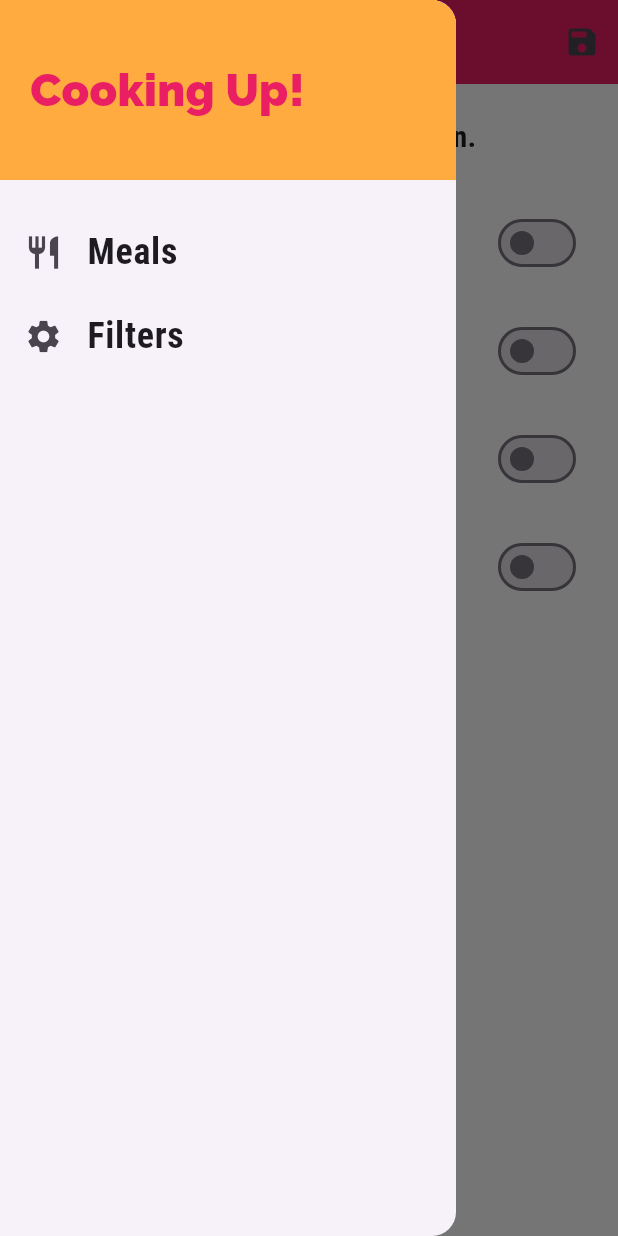
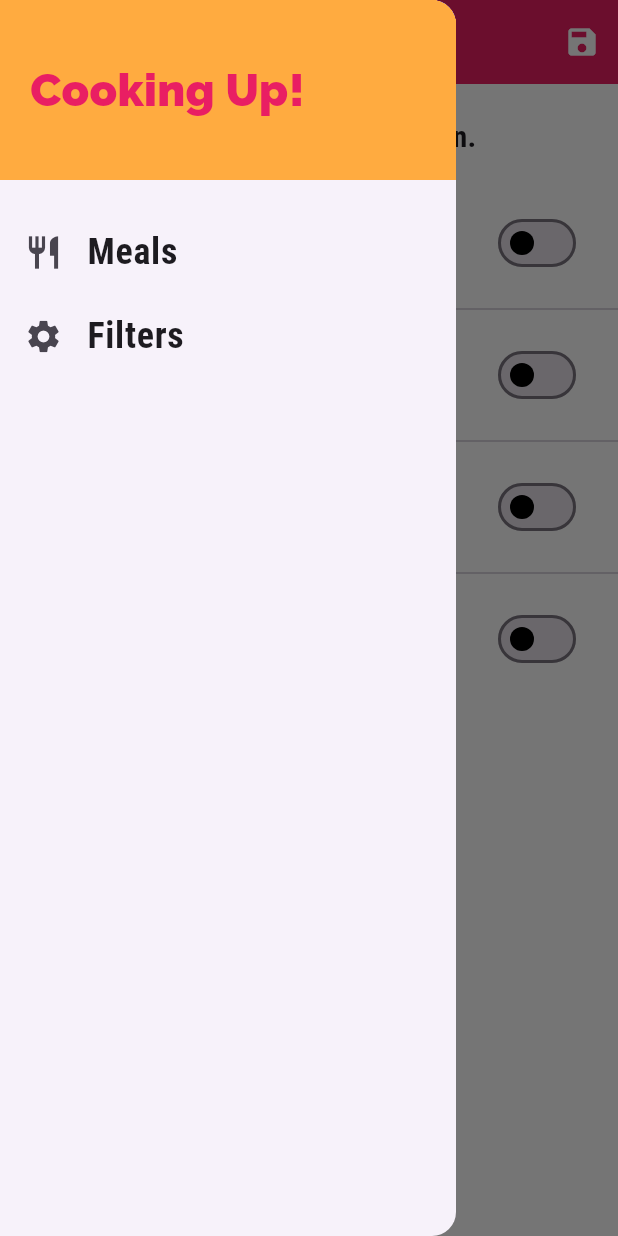
Before and after one commit to Yahya-hossaini/Deli-Meal, a Flutter app: the FiltersScreen screen opened by its route, with the side drawer open, on a phone screen of 412 x 824 dp. Run offline on Flutter 3.47's test engine with Material 3 defaults, Android fonts, the phone set to English and light mode, and no system bars.

Commit message:
First polishing!

```diff
--- a/lib/dummy_data.dart
+++ b/lib/dummy_data.dart
@@ -80,7 +80,7 @@ const DUMMY_MEALS = [
       'Cut the tomatoes and the onion into small pieces.',
       'Boil some water - add salt to it once it boils.',
       'Put the spaghetti into the boiling water - they should be done in about 10 to 12 minutes.',
-      'In the meantime, heaten up some olive oil and add the cut onion.',
+      'In the meantime, heated up some olive oil and add the cut onion.',
       'After 2 minutes, add the tomato pieces, salt, pepper and your other spices.',
       'The sauce will be done once the spaghetti are.',
       'Feel free to add some cheese on top of the finished dish.'
@@ -142,7 +142,7 @@ const DUMMY_MEALS = [
       'Form 2 patties',
       'Fry the patties for c. 4 minutes on each side',
       'Quickly fry the buns for c. 1 minute on each side',
-      'Bruch buns with ketchup',
+      'Baruch buns with ketchup',
       'Serve burger with tomato, cucumber and onion'
     ],
     isGlutenFree: false,
@@ -178,7 +178,7 @@ const DUMMY_MEALS = [
       'Heat the butter and oil in a large pan (allow the fat to get very hot) and fry the schnitzels until golden brown on both sides.',
       'Make sure to toss the pan regularly so that the schnitzels are surrounded by oil and the crumbing becomes ‘fluffy’.',
       'Remove, and drain on kitchen paper. Fry the parsley in the remaining oil and drain.',
-      'Place the schnitzels on awarmed plate and serve garnishedwith parsley and slices of lemon.'
+      'Place the schnitzels on warmed plate and serve garnished with parsley and slices of lemon.'
     ],
     isGlutenFree: false,
     isVegan: false,
@@ -234,7 +234,7 @@ const DUMMY_MEALS = [
     'https://cdn.pixabay.com/photo/2017/05/01/05/18/pastry-2274750_1280.jpg',
     duration: 240,
     ingredients: [
-      '4 Sheets of Gelatine',
+      '4 Sheets of Gelatin',
       '150ml Orange Juice',
       '80g Sugar',
       '300g Yoghurt',
@@ -242,7 +242,7 @@ const DUMMY_MEALS = [
       'Orange Peel',
     ],
     steps: [
-      'Dissolve gelatine in pot',
+      'Dissolve gelatin in pot',
       'Add orange juice and sugar',
       'Take pot off the stove',
       'Add 2 tablespoons of yoghurt',
@@ -310,7 +310,7 @@ const DUMMY_MEALS = [
     ],
     steps: [
       'Slice and fry the chicken breast',
-      'Process onion, garlic and ginger into paste and sauté everything',
+      'Process onion, garlic and ginger into paste and saute everything',
       'Add spices and stir fry',
       'Add chicken breast + 250ml of water and cook everything for 10 minutes',
       'Add coconut milk',
--- a/lib/main.dart
+++ b/lib/main.dart
@@ -8,9 +8,11 @@ import 'package:flutter/material.dart';
 
 import 'models/meal.dart';
 
-void main() => runApp(MyApp());
+void main() => runApp(const MyApp());
 
 class MyApp extends StatefulWidget {
+  const MyApp({super.key});
+
   @override
   State<MyApp> createState() => _MyAppState();
 }
@@ -23,7 +25,7 @@ class _MyAppState extends State<MyApp> {
     'vegetarian': false,
   };
   List<Meal> _availableMeals = DUMMY_MEALS;
-  List<Meal> _favoriteMeals = [];
+  final List<Meal> _favoriteMeals = [];
 
   void _setFilters(Map<String, bool> filtersData){
     setState(() {
@@ -104,7 +106,7 @@ class _MyAppState extends State<MyApp> {
       //   // return MaterialPageRoute(builder: (ctx) => CategoriesScreen(),);
       // },
       onUnknownRoute: (settings){
-        return MaterialPageRoute(builder: (ctx) => CategoriesScreen(),);
+        return MaterialPageRoute(builder: (ctx) => const CategoriesScreen(),);
       },
     );
   }
--- a/lib/screens/filters_screen.dart
+++ b/lib/screens/filters_screen.dart
@@ -1,4 +1,4 @@
-import 'package:deli_meals/widgets/main_drawer.dart';
+import '../widgets/main_drawer.dart';
 import 'package:flutter/material.dart';
 
 class FiltersScreen extends StatefulWidget {
@@ -6,7 +6,12 @@ class FiltersScreen extends StatefulWidget {
 
   final Function saveFilters;
   final Map<String, bool> currentFilter;
-  const FiltersScreen({super.key,required this.currentFilter , required this.saveFilters});
+
+  const FiltersScreen({
+    super.key,
+    required this.currentFilter,
+    required this.saveFilters,
+  });
 
   @override
   State<FiltersScreen> createState() => _FiltersScreenState();
@@ -18,6 +23,7 @@ class _FiltersScreenState extends State<FiltersScreen> {
   var _vegan = false;
   var _lactoseFree = false;
 
+  //initializing the filters that we set for keep the sate of the screen
   @override
   void initState() {
     _glutenFree = widget.currentFilter['gluten']!;
@@ -27,9 +33,12 @@ class _FiltersScreenState extends State<FiltersScreen> {
     super.initState();
   }
 
+  //A builder methode for creating filtering tiles
   Widget _buildSwitchListTile(String title, String description,
       bool currentValue, Function(bool value) updateValue) {
     return SwitchListTile(
+      activeColor: Theme.of(context).primaryColor,
+      thumbColor: MaterialStateProperty.all(Colors.black),
       value: currentValue,
       title: Text(title),
       subtitle: Text(description),
@@ -41,9 +50,10 @@ class _FiltersScreenState extends State<FiltersScreen> {
   Widget build(BuildContext context) {
     return Scaffold(
       appBar: AppBar(
-        title: Text('Your Filters'),
+        title: const Text('Your Filters'),
         actions: [
-          IconButton(onPressed: (){
+          IconButton(
+            onPressed: () {
               final selectedFilters = {
                 'gluten': _glutenFree,
                 'lactose': _lactoseFree,
@@ -51,14 +61,16 @@ class _FiltersScreenState extends State<FiltersScreen> {
                 'vegetarian': _vegetarian,
               };
               widget.saveFilters(selectedFilters);
-          }, icon: Icon(Icons.save),),
+            },
+            icon: const Icon(Icons.save, color: Colors.white,),
+          ),
         ],
       ),
-      drawer: MainDrawer(),
+      drawer: const MainDrawer(),
       body: Column(
         children: <Widget>[
           Container(
-            padding: EdgeInsets.all(20),
+            padding: const EdgeInsets.all(20),
             child: Text(
               'Adjust your meal selection.',
               style: Theme.of(context).textTheme.titleMedium,
@@ -77,6 +89,7 @@ class _FiltersScreenState extends State<FiltersScreen> {
                     });
                   },
                 ),
+                const Divider(),
                 _buildSwitchListTile(
                   'Lactose-free',
                   'Only include lactose-free meals.',
@@ -87,6 +100,7 @@ class _FiltersScreenState extends State<FiltersScreen> {
                     });
                   },
                 ),
+                const Divider(),
                 _buildSwitchListTile(
                   'Vegetarian',
                   'Only include vegetarian meals.',
@@ -97,6 +111,7 @@ class _FiltersScreenState extends State<FiltersScreen> {
                     });
                   },
                 ),
+                const Divider(),
                 _buildSwitchListTile(
                   'Vegan',
                   'Only include Vegan meals.',
--- a/lib/screens/meal_detail_screen.dart
+++ b/lib/screens/meal_detail_screen.dart
@@ -31,8 +31,8 @@ class _MealDetailScreenState extends State<MealDetailScreen> {
         borderRadius: BorderRadius.circular(10),
         border: Border.all(color: Colors.grey),
       ),
-      margin: EdgeInsets.all(10),
-      padding: EdgeInsets.all(10),
+      margin: const EdgeInsets.all(10),
+      padding: const EdgeInsets.all(10),
       height: 200,
       child: child,
     );
@@ -51,7 +51,7 @@ class _MealDetailScreenState extends State<MealDetailScreen> {
       body: SingleChildScrollView(
         child: Column(
           children: <Widget>[
-            Container(
+            SizedBox(
               height: 300,
               width: double.infinity,
               child: Image.network(selectedMeal.imageUrl, fit: BoxFit.cover),
--- a/lib/screens/tabs_screen.dart
+++ b/lib/screens/tabs_screen.dart
@@ -22,7 +22,7 @@ class _TabsScreenState extends State<TabsScreen> {
   @override
   void initState() {
     _pages = [
-      {'page': CategoriesScreen(), 'title': 'Categories'},
+      {'page': const CategoriesScreen(), 'title': 'Categories'},
       {'page': FavoritesScreen(favoriteMeals: widget.favoriteMeals,), 'title': 'Your Favorites'},
     ];
     super.initState();
@@ -52,12 +52,12 @@ class _TabsScreenState extends State<TabsScreen> {
         items: [
           BottomNavigationBarItem(
             backgroundColor: Theme.of(context).primaryColor,
-            icon: Icon(Icons.category),
+            icon: const Icon(Icons.category),
             label: 'Categories',
           ),
           BottomNavigationBarItem(
             backgroundColor: Theme.of(context).primaryColor,
-            icon: Icon(Icons.star),
+            icon: const Icon(Icons.star),
             label: 'Favorites',
           ),
         ],
--- /dev/null
+++ b/lib/styles.dart
@@ -0,0 +1,23 @@
+
+import 'package:flutter/material.dart';
+
+//Favorite screen
+const TextStyle kFavoritesScreenTextStyle = TextStyle(
+  fontSize: 16,
+  fontWeight: FontWeight.bold,
+);
+
+//Main Drawer
+const TextStyle kMainDrawerTitleTextStyle = TextStyle(
+  fontWeight: FontWeight.w900,
+  fontSize: 30,
+  color: Colors.pink,
+);
+
+const TextStyle kDrawerOptionsTextStyle = TextStyle(
+  fontFamily: 'RobotoCondensed',
+  fontSize: 24,
+  fontWeight: FontWeight.bold,
+);
+
+//Category Items
--- a/lib/widgets/main_drawer.dart
+++ b/lib/widgets/main_drawer.dart
@@ -1,5 +1,7 @@
 import 'package:deli_meals/screens/filters_screen.dart';
 import 'package:flutter/material.dart';
+
+import '../styles.dart';
 
 class MainDrawer extends StatelessWidget {
   const MainDrawer({super.key});
@@ -12,11 +14,7 @@ class MainDrawer extends StatelessWidget {
       ),
       title: Text(
         title,
-        style: TextStyle(
-          fontFamily: 'RobotoCondensed',
-          fontSize: 24,
-          fontWeight: FontWeight.bold,
-        ),
+        style: kDrawerOptionsTextStyle,
       ),
       onTap: tabHandler,
     );
@@ -30,19 +28,15 @@ class MainDrawer extends StatelessWidget {
           Container(
             height: 120,
             width: double.infinity,
-            padding: EdgeInsets.all(20),
+            padding: const EdgeInsets.all(20),
             alignment: Alignment.centerLeft,
             color: Theme.of(context).primaryColorLight,
-            child: Text(
+            child: const Text(
               'Cooking Up!',
-              style: TextStyle(
-                fontWeight: FontWeight.w900,
-                fontSize: 30,
-                color: Theme.of(context).primaryColor,
-              ),
+              style: kMainDrawerTitleTextStyle,
             ),
           ),
-          SizedBox(
+          const SizedBox(
             height: 20,
           ),
           buildListTile(
--- a/lib/widgets/meal_item.dart
+++ b/lib/widgets/meal_item.dart
@@ -115,7 +115,7 @@ class MealItem extends StatelessWidget {
               ],
             ),
             Padding(
-              padding: EdgeInsets.all(20),
+              padding: const EdgeInsets.all(20),
               child: Row(
                 mainAxisAlignment: MainAxisAlignment.spaceAround,
                 children: <Widget>[
```
Also changed, not shown: lib/screens/category_meals_screen.dart (+7 -8 lines), lib/screens/favorites_screen.dart (+6 -3 lines). Lines whose indentation alone changed are shown as unchanged.
